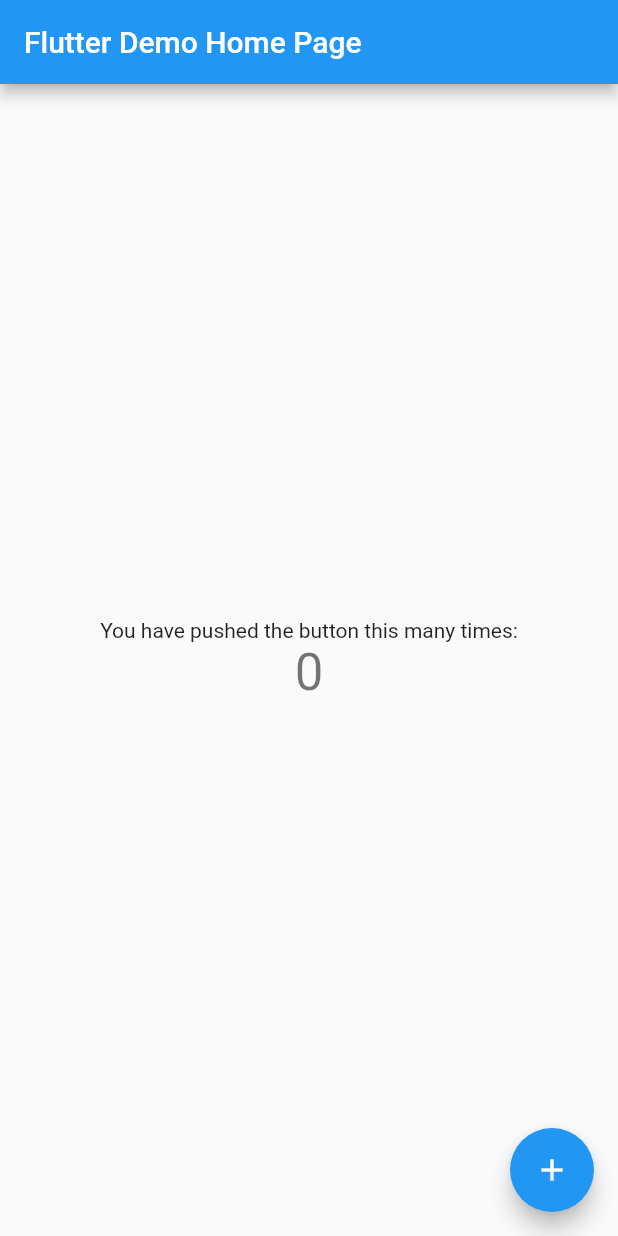
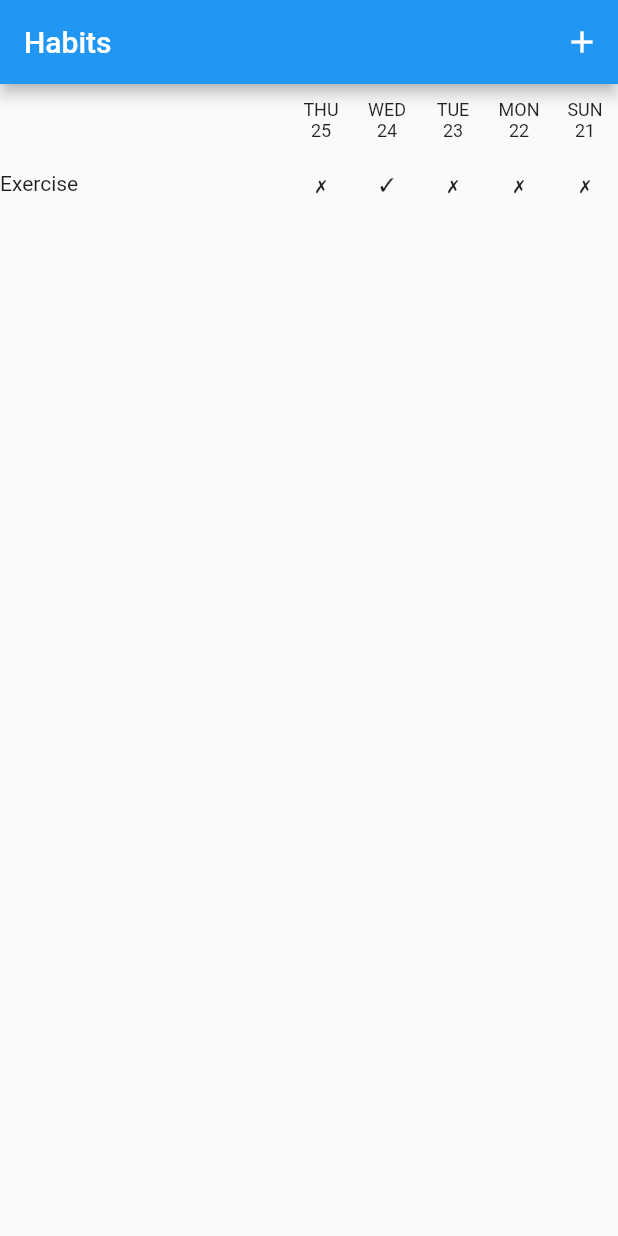
Before and after one commit to harshb-15/Habit-Tracker, a Flutter app: the screen it shows after launch, on a phone screen of 412 x 824 dp. Run offline on Flutter 3.47's test engine with Material 2 defaults, Android fonts, the phone set to English and light mode, and no system bars.

Commit message:
Done functionality of one habit

```diff
--- a/lib/main.dart
+++ b/lib/main.dart
@@ -1,4 +1,9 @@
+// ignore_for_file: prefer_const_constructors
 import 'package:flutter/material.dart';
+import 'package:habit_tracker/pages/create_habit.dart';
+import 'package:habit_tracker/providers/habit_data.dart';
+import 'package:habit_tracker/widgets/show_habits.dart';
+import 'package:provider/provider.dart';
 
 void main() {
   runApp(const MyApp());
@@ -7,109 +12,45 @@ void main() {
 class MyApp extends StatelessWidget {
   const MyApp({Key? key}) : super(key: key);
 
-  // This widget is the root of your application.
   @override
   Widget build(BuildContext context) {
-    return MaterialApp(
-      title: 'Flutter Demo',
-      theme: ThemeData(
-        // This is the theme of your application.
-        //
-        // Try running your application with "flutter run". You'll see the
-        // application has a blue toolbar. Then, without quitting the app, try
-        // changing the primarySwatch below to Colors.green and then invoke
-        // "hot reload" (press "r" in the console where you ran "flutter run",
-        // or simply save your changes to "hot reload" in a Flutter IDE).
-        // Notice that the counter didn't reset back to zero; the application
-        // is not restarted.
-        primarySwatch: Colors.blue,
+    return ChangeNotifierProvider(
+      create: (_) => HabitData(),
+      child: MaterialApp(
+        title: '',
+        initialRoute: '/',
+        routes: {
+          '/': (context) => MyHomePage(title: 'Habits'),
+          CreateHabit().routeName: (context) => CreateHabit(),
+        },
       ),
-      home: const MyHomePage(title: 'Flutter Demo Home Page'),
     );
   }
 }
 
 class MyHomePage extends StatefulWidget {
+  final String title;
+
   const MyHomePage({Key? key, required this.title}) : super(key: key);
 
-  // This widget is the home page of your application. It is stateful, meaning
-  // that it has a State object (defined below) that contains fields that affect
-  // how it looks.
-
-  // This class is the configuration for the state. It holds the values (in this
-  // case the title) provided by the parent (in this case the App widget) and
-  // used by the build method of the State. Fields in a Widget subclass are
-  // always marked "final".
-
-  final String title;
-
   @override
-  State<MyHomePage> createState() => _MyHomePageState();
+  State<StatefulWidget> createState() => _MyHomePageState();
 }
 
 class _MyHomePageState extends State<MyHomePage> {
-  int _counter = 0;
-
-  void _incrementCounter() {
-    setState(() {
-      // This call to setState tells the Flutter framework that something has
-      // changed in this State, which causes it to rerun the build method below
-      // so that the display can reflect the updated values. If we changed
-      // _counter without calling setState(), then the build method would not be
-      // called again, and so nothing would appear to happen.
-      _counter++;
-    });
-  }
-
   @override
   Widget build(BuildContext context) {
-    // This method is rerun every time setState is called, for instance as done
-    // by the _incrementCounter method above.
-    //
-    // The Flutter framework has been optimized to make rerunning build methods
-    // fast, so that you can just rebuild anything that needs updating rather
-    // than having to individually change instances of widgets.
     return Scaffold(
       appBar: AppBar(
-        // Here we take the value from the MyHomePage object that was created by
-        // the App.build method, and use it to set our appbar title.
+        actions: [
+          IconButton(
+            onPressed: () {},
+            icon: Icon(Icons.add),
+          ),
+        ],
         title: Text(widget.title),
       ),
-      body: Center(
-        // Center is a layout widget. It takes a single child and positions it
-        // in the middle of the parent.
-        child: Column(
-          // Column is also a layout widget. It takes a list of children and
-          // arranges them vertically. By default, it sizes itself to fit its
-          // children horizontally, and tries to be as tall as its parent.
-          //
-          // Invoke "debug painting" (press "p" in the console, choose the
-          // "Toggle Debug Paint" action from the Flutter Inspector in Android
-          // Studio, or the "Toggle Debug Paint" command in Visual Studio Code)
-          // to see the wireframe for each widget.
-          //
-          // Column has various properties to control how it sizes itself and
-          // how it positions its children. Here we use mainAxisAlignment to
-          // center the children vertically; the main axis here is the vertical
-          // axis because Columns are vertical (the cross axis would be
-          // horizontal).
-          mainAxisAlignment: MainAxisAlignment.center,
-          children: <Widget>[
-            const Text(
-              'You have pushed the button this many times:',
-            ),
-            Text(
-              '$_counter',
-              style: Theme.of(context).textTheme.headline4,
-            ),
-          ],
-        ),
-      ),
-      floatingActionButton: FloatingActionButton(
-        onPressed: _incrementCounter,
-        tooltip: 'Increment',
-        child: const Icon(Icons.add),
-      ), // This trailing comma makes auto-formatting nicer for build methods.
+      body: ShowHabits(),
     );
   }
 }
--- /dev/null
+++ b/lib/models/date_model.dart
@@ -0,0 +1,27 @@
+import 'package:flutter/material.dart';
+
+class MyDate {
+  int day, month, year;
+  String weekDay;
+  String id = "";
+
+  MyDate({
+    required this.day,
+    required this.month,
+    required this.year,
+    required this.weekDay,
+  }) {
+    id = day.toString() + month.toString() + year.toString();
+  }
+
+  @override
+  bool operator ==(Object other) =>
+      other is MyDate &&
+      other.runtimeType == runtimeType &&
+      day == other.day &&
+      month == other.month &&
+      year == other.year;
+
+  @override
+  int get hashCode => id.hashCode;
+}
--- /dev/null
+++ b/lib/models/habit_model.dart
@@ -0,0 +1,19 @@
+import 'package:flutter/material.dart';
+import 'package:habit_tracker/models/date_model.dart';
+
+class Habit {
+  String name, question;
+  Color clr;
+  Map<MyDate, bool> checks;
+  int id;
+
+  Habit({
+    required this.id,
+    required this.name,
+    required this.question,
+    required this.clr,
+    required this.checks,
+  });
+
+
+}
--- /dev/null
+++ b/lib/pages/create_habit.dart
@@ -0,0 +1,11 @@
+import 'package:flutter/material.dart';
+
+class CreateHabit extends StatelessWidget {
+  const CreateHabit({Key? key}) : super(key: key);
+  final String routeName = '/createHabit';
+
+  @override
+  Widget build(BuildContext context) {
+    return Container();
+  }
+}
--- /dev/null
+++ b/lib/providers/habit_data.dart
@@ -0,0 +1,45 @@
+import 'package:flutter/material.dart';
+import 'package:habit_tracker/models/date_model.dart';
+import 'package:habit_tracker/models/habit_model.dart';
+
+class HabitData with ChangeNotifier {
+  final List<Habit> _items = [
+    Habit(
+      id: 1,
+      name: "Exercise",
+      question: "Did You Exercise today?",
+      clr: Colors.blue,
+      checks: {
+        MyDate(
+          day: 24,
+          month: 8,
+          year: 2022,
+          weekDay: "Wednesday",
+        ): true,
+      },
+    ),
+  ];
+
+  List<Habit> get items {
+    return [..._items];
+  }
+
+  void setChecks(int identifier, MyDate dt, bool value) {
+    for (var i = 0; i < items.length; i++) {
+      if (items[i].id == identifier) {
+        items[i].checks[dt] = value;
+        break;
+      }
+    }
+  }
+  void changeChecks(int identifier, MyDate dt, bool value) {
+    for (var i = 0; i < items.length; i++) {
+      if (items[i].id == identifier) {
+        items[i].checks[dt] = value;
+        break;
+      }
+    }
+    print("data changed to $value");
+    notifyListeners();
+  }
+}
--- /dev/null
+++ b/lib/widgets/boxes.dart
@@ -0,0 +1,24 @@
+import 'package:flutter/material.dart';
+
+class Boxes extends StatelessWidget {
+  String chid;
+  Boxes({Key? key, required this.chid}) : super(key: key);
+
+  @override
+  Widget build(BuildContext context) {
+    return Container(
+      width: 30,
+      margin: const EdgeInsets.symmetric(
+        horizontal: 7,
+        vertical: 10,
+      ),
+      child: Text(
+        chid,
+        textAlign: TextAlign.center,
+        style: const TextStyle(
+          fontSize: 12,
+        ),
+      ),
+    );
+  }
+}
--- /dev/null
+++ b/lib/widgets/show_habits.dart
@@ -0,0 +1,95 @@
+// ignore_for_file: unused_local_variable
+
+import 'package:flutter/material.dart';
+import 'package:habit_tracker/models/date_model.dart';
+import 'package:habit_tracker/models/habit_model.dart';
+import 'package:habit_tracker/providers/habit_data.dart';
+import 'package:habit_tracker/widgets/boxes.dart';
+import 'package:intl/intl.dart';
+import 'package:provider/provider.dart';
+
+class ShowHabits extends StatelessWidget {
+  const ShowHabits({Key? key}) : super(key: key);
+
+  @override
+  Widget build(BuildContext context) {
+    // ********** Provider Data **********
+    final data = Provider.of<HabitData>(context);
+    final List<Habit> habitList = data.items;
+    // ********** Setting up Times **********
+    final nowTime = DateTime.now();
+    final nowDate = MyDate(
+      day: nowTime.day,
+      month: nowTime.month,
+      year: nowTime.year,
+      weekDay: DateFormat('EEEE').format(nowTime),
+    );
+    Map<MyDate, String> dateMap = {};
+    for (int i = 0; i < 5; i++) {
+      DateTime tempNowTime = nowTime.subtract(Duration(days: i * 1));
+      MyDate tempMyDate = MyDate(
+        day: tempNowTime.day,
+        month: tempNowTime.month,
+        year: tempNowTime.year,
+        weekDay: DateFormat('EEEE').format(tempNowTime),
+      );
+      dateMap[tempMyDate] =
+          "${tempMyDate.weekDay.substring(0, 3).toUpperCase()}\n${tempMyDate.day}";
+    }
+    List<Widget> showDateAndDay() {
+      return dateMap.values
+          .map(
+            (String str) => Boxes(chid: str),
+          )
+          .toList();
+    }
+
+    Widget writeChecks(Habit hbt) {
+      Map<int, bool> temp = {};
+      List<MyDate> dateList = dateMap.keys.toList();
+      for (int i = 0; i < 5; i++) {
+        if (hbt.checks.containsKey(dateList[i])) {
+          temp[i] = (hbt.checks[dateList[i]])!;
+        } else {
+          data.setChecks(hbt.id, dateList[i], false);
+          temp[i] = (false);
+        }
+      }
+      List<int> temp2 = temp.keys.toList();
+      return Row(
+          children: temp2
+              .map(
+                (int val) => GestureDetector(
+                    onLongPress: () {
+                      data.changeChecks(
+                          hbt.id, dateList[val], !temp[val]!);
+                    },
+                    child: Boxes(chid: temp[val] == true ? "✓" : "✗")),
+              )
+              .toList());
+    }
+
+    return Container(
+      child: Column(
+        crossAxisAlignment: CrossAxisAlignment.start,
+        children: [
+          Row(
+            mainAxisAlignment: MainAxisAlignment.end,
+            children: showDateAndDay(),
+          ),
+          ...habitList
+              .map(
+                (Habit hbt) => Row(
+                  mainAxisAlignment: MainAxisAlignment.spaceBetween,
+                  children: [
+                    Text(hbt.name),
+                    writeChecks(hbt),
+                  ],
+                ),
+              )
+              .toList(),
+        ],
+      ),
+    );
+  }
+}
--- a/pubspec.yaml
+++ b/pubspec.yaml
@@ -34,6 +34,8 @@ dependencies:
   # The following adds the Cupertino Icons font to your application.
   # Use with the CupertinoIcons class for iOS style icons.
   cupertino_icons: ^1.0.2
+  provider: ^6.0.3
+  intl: ^0.17.0
 
 dev_dependencies:
   flutter_test:
```
Also changed, not shown: pubspec.lock.
